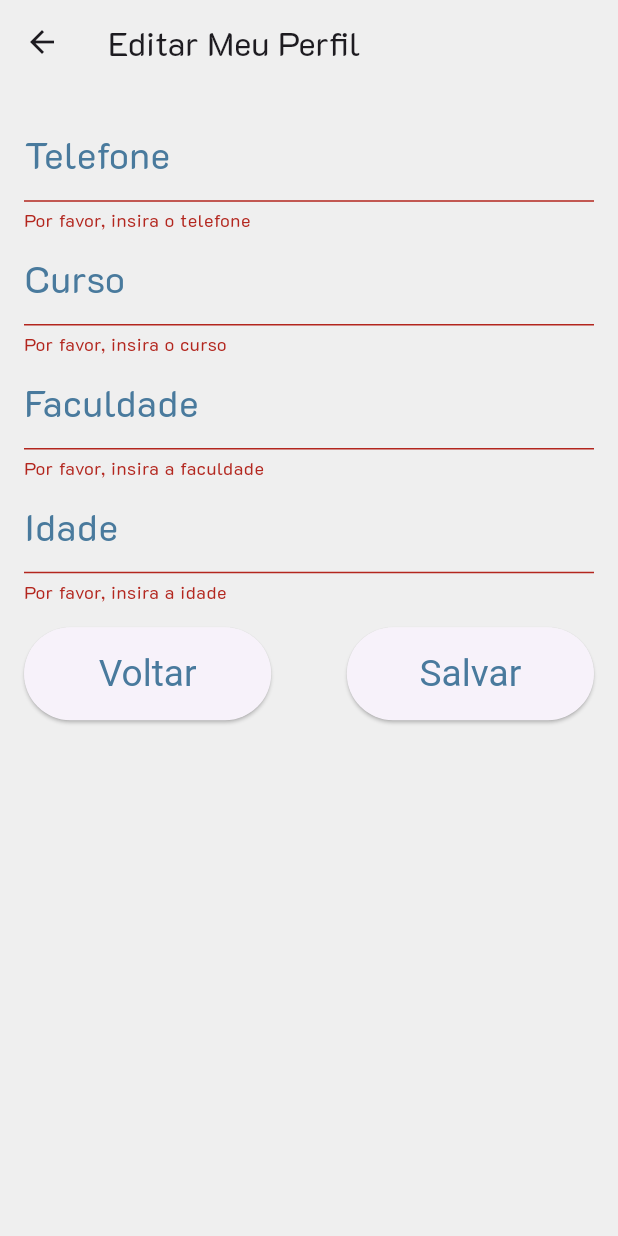
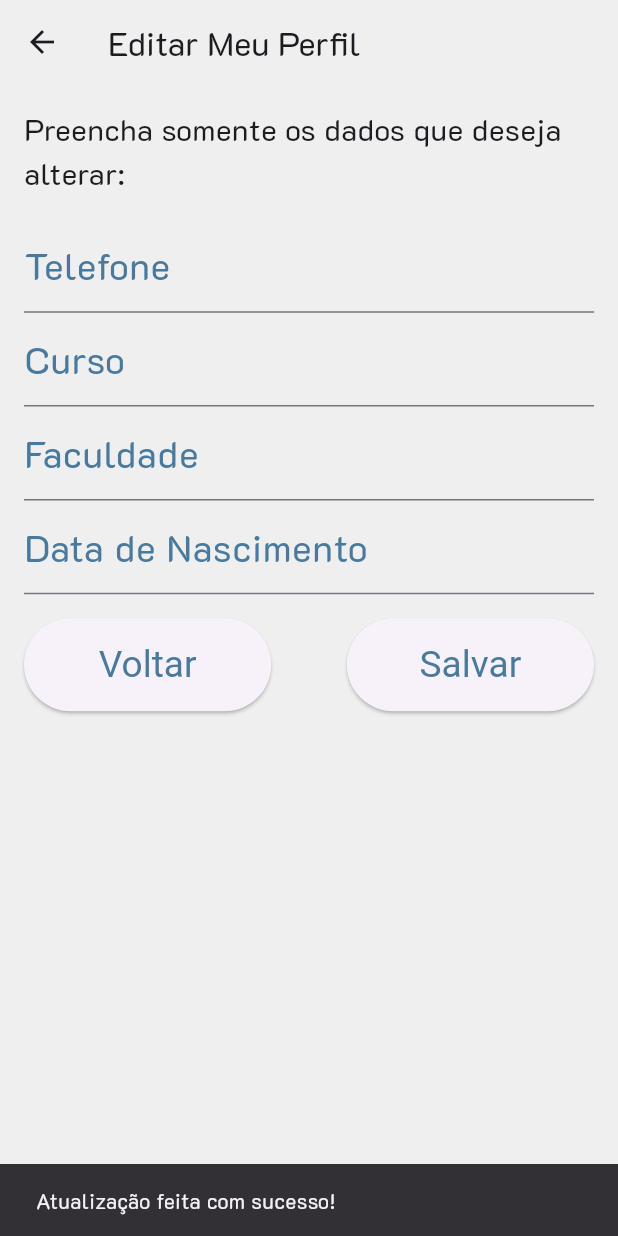
Before and after one commit to pedroaugustosgs/Rate.io, a Flutter app: the EditarPerfilMoradorScreen screen opened by its route, after a tap on "Salvar", on a phone screen of 412 x 824 dp. Run offline on Flutter 3.47's test engine with Material 3 defaults, Android fonts, the phone set to English and light mode, and no system bars; our stand-ins replace cloud_firestore, firebase_auth, firebase_core, flutter_masked_text2, flutter_rating_bar, google_fonts and 1 more; missing offline and left inert: dart:ffi; accounts and stored records are empty.

Commit message:
Funcionamento da tela 'editarMeuPerfil'

```diff
--- a/rate_io/lib/editarMeuPerfilScreen.dart
+++ b/rate_io/lib/editarMeuPerfilScreen.dart
@@ -1,4 +1,10 @@
+import 'package:cloud_firestore/cloud_firestore.dart';
 import 'package:flutter/material.dart';
+import 'package:flutter_masked_text2/flutter_masked_text2.dart';
+import 'package:intl/intl.dart';
+import 'package:provider/provider.dart';
+import 'package:rate_io/classes/morador.dart';
+import 'package:rate_io/classes/moradorProvider.dart';
 
 class EditarPerfilMoradorScreen extends StatefulWidget {
   @override
@@ -7,16 +13,58 @@ class EditarPerfilMoradorScreen extends StatefulWidget {
 
 class _EditarPerfilMoradorScreenState extends State<EditarPerfilMoradorScreen> {
   final _formKey = GlobalKey<FormState>();
-  String? _telefone;
-  String? _curso;
-  String? _faculdade;
-  int? _idade;
+  final TextEditingController _telefoneController = TextEditingController();
+  final TextEditingController _cursoController = TextEditingController();
+  final TextEditingController _faculdadeController = TextEditingController();
+  final MaskedTextController _nascimentoController =
+      MaskedTextController(mask: '00/00/0000');
+  String errorMessage = '';
 
-  void _salvarDados() {
-    if (_formKey.currentState!.validate()) {
-      _formKey.currentState!.save();
-      // Função para salvar os dados alterados
-      // Adicione aqui a lógica para salvar os dados
+  void _salvarDados() async {
+    DateTime? dataNascimento;
+    setState(() {
+      errorMessage = '';
+    });
+
+    try {
+      if(_nascimentoController.text.isNotEmpty)
+        dataNascimento = DateFormat('dd/MM/yyyy').parse(_nascimentoController.text);
+    } catch (e) {
+      print("Erro ao converter data: $e");
+      return;
+    }
+
+    Morador? meuPerfil = Provider.of<MoradorProvider>(context, listen: false).morador;
+    if (meuPerfil == null) {
+      setState(() {
+        errorMessage = 'Perfil não identificado. Por favor, faça login novamente.';
+      });
+      return;
+    }
+
+    Map<String, dynamic> updates = {};
+    try {
+      if (_telefoneController.text.isNotEmpty) {
+        updates['telefone'] = _telefoneController.text;
+      }
+      if (_faculdadeController.text.isNotEmpty) {
+        updates['faculdade'] = _faculdadeController.text;
+      }
+      if (_cursoController.text.isNotEmpty) {
+        updates['curso'] = _cursoController.text;
+      }
+      if (dataNascimento != null) {
+        updates['dataNascimento'] = dataNascimento;
+      }
+
+      if (updates.isNotEmpty) {
+        await FirebaseFirestore.instance
+            .collection('moradores')
+            .doc(meuPerfil.id)
+            .update(updates);
+      }
+    } catch (e) {
+      print("Erro ao salvar usuário: $e");
     }
   }
 
@@ -33,58 +81,33 @@ class _EditarPerfilMoradorScreenState extends State<EditarPerfilMoradorScreen> {
           child: Column(
             crossAxisAlignment: CrossAxisAlignment.start,
             children: <Widget>[
+              Text(
+                "Preencha somente os dados que deseja alterar:",
+                style: TextStyle(
+                  fontSize: 20
+                ),
+              ),
+              SizedBox(height: 16.0),
               TextFormField(
                 decoration: InputDecoration(labelText: 'Telefone'),
                 keyboardType: TextInputType.phone,
-                onSaved: (value) {
-                  _telefone = value;
-                },
-                validator: (value) {
-                  if (value == null || value.isEmpty) {
-                    return 'Por favor, insira o telefone';
-                  }
-                  return null;
-                },
+                controller: _telefoneController,
               ),
               TextFormField(
                 decoration: InputDecoration(labelText: 'Curso'),
-                onSaved: (value) {
-                  _curso = value;
-                },
-                validator: (value) {
-                  if (value == null || value.isEmpty) {
-                    return 'Por favor, insira o curso';
-                  }
-                  return null;
-                },
+                controller: _cursoController,
               ),
               TextFormField(
                 decoration: InputDecoration(labelText: 'Faculdade'),
-                onSaved: (value) {
-                  _faculdade = value;
-                },
-                validator: (value) {
-                  if (value == null || value.isEmpty) {
-                    return 'Por favor, insira a faculdade';
-                  }
-                  return null;
-                },
+                controller: _faculdadeController,
               ),
               TextFormField(
-                decoration: InputDecoration(labelText: 'Idade'),
-                keyboardType: TextInputType.number,
-                onSaved: (value) {
-                  _idade = int.tryParse(value!);
-                },
-                validator: (value) {
-                  if (value == null || value.isEmpty) {
-                    return 'Por favor, insira a idade';
-                  }
-                  if (int.tryParse(value) == null) {
-                    return 'Por favor, insira um número válido';
-                  }
-                  return null;
-                },
+                keyboardType: TextInputType.datetime,
+                controller: _nascimentoController,
+                decoration: InputDecoration(
+                        labelText: 'Data de Nascimento',
+                        hintText: 'dd/MM/yyyy',
+                      ),
               ),
               SizedBox(height: 16.0),
               Row(
@@ -97,7 +120,18 @@ class _EditarPerfilMoradorScreenState extends State<EditarPerfilMoradorScreen> {
                     child: Text('Voltar'),
                   ),
                   ElevatedButton(
-                    onPressed: _salvarDados,
+                    onPressed: () async {
+                      _salvarDados();
+                      ScaffoldMessenger.of(context).showSnackBar(
+                        SnackBar(
+                          content: Text('Atualização feita com sucesso!'),
+                          duration: Duration(seconds: 2),
+                        ),
+                      );
+                      Future.delayed(Duration(seconds: 2), () {
+                        Navigator.of(context).pop();
+                      });
+                    },
                     child: Text('Salvar'),
                   ),
                 ],
--- a/rate_io/lib/initialScreen.dart
+++ b/rate_io/lib/initialScreen.dart
@@ -47,7 +47,7 @@ class _InitialScreenState extends State<InitialScreen> // fazendo a classe herda
   Widget build(BuildContext context) {
     final mediaQuery = MediaQuery.of(context);
     final screenWidth = mediaQuery.size.width;
-    final screenHeight = mediaQuery.size.height;
+    //final screenHeight = mediaQuery.size.height;
 
     return Scaffold(
       body: Center(
--- a/rate_io/lib/registerScreen.dart
+++ b/rate_io/lib/registerScreen.dart
@@ -1,10 +1,9 @@
-import 'package:firebase_messaging/firebase_messaging.dart';
 import 'package:flutter/material.dart';
 import 'package:rate_io/classes/sexo.dart';
-import 'routes.dart'; // Importa o arquivo de rotas
+import 'routes.dart';
 import 'package:flutter_masked_text2/flutter_masked_text2.dart';
 import 'classes/morador.dart';
-import 'package:intl/intl.dart'; // Certifique-se de importar esta biblioteca
+import 'package:intl/intl.dart';
 import 'package:cloud_firestore/cloud_firestore.dart';
 import 'package:firebase_auth/firebase_auth.dart';
 
@@ -31,11 +30,8 @@ class _RegisterPage extends State<RegisterPage> {
   final MaskedTextController _idadeController =
       MaskedTextController(mask: '00/00/0000');
   String _selectedOption =
-      'Indefinido'; // COISA DE TCHOLA SÓ COLOQUEI POR QUE PRECISAVA DE UM VALOR INCIAL
+      'Indefinido';
   Sexo opcaoDeMacho = Sexo.naoInformado;
-  // E EU IA PARECER MACHISTA SE COLOCAR HOMEM PRIMEIRO , SE COLOCAR
-  // FEMININO VAI TER IDIOTA ERRANDO INFERNO
-  // A GAYLANDIA ME VENCEU DESSA VEZ
   String errorMessage = '';
   String newValue = '';
 
@@ -94,7 +90,6 @@ class _RegisterPage extends State<RegisterPage> {
       dataNascimento = DateFormat('dd/MM/yyyy').parse(_idadeController.text);
     } catch (e) {
       print("Erro ao converter data: $e");
-      // Você pode querer mostrar um erro ao usuário aqui
       return;
     }
 
@@ -105,7 +100,6 @@ if (_passwordController.text.length < 6) {
   print("Error: Senha curta - ${_passwordController.text.length} caracteres");
   return;
 }
-    // Colete os dados do formulário
     String nome = _nameController.text;
     String email = _emailController.text;
     String telefone = _telefoneController.text;
@@ -113,7 +107,6 @@ if (_passwordController.text.length < 6) {
     String curso = _cursoController.text;
     Sexo sexo = opcaoDeMacho;
 
-    // Crie um novo usuário
     Morador newUser = Morador(
         nome: nome,
         email: email,
@@ -125,34 +118,28 @@ if (_passwordController.text.length < 6) {
 
     FirebaseFirestore.instance.collection('moradores');
     try {
-      // Crie o usuário no Firebase Authentication
       UserCredential userCredential =
           await FirebaseAuth.instance.createUserWithEmailAndPassword(
         email: email,
         password:
-            _passwordController.text, // Use a senha do controlador de senha
+            _passwordController.text,
       );
-      // Obtenha o ID do usuário
       String userId = userCredential.user!.uid;
       newUser.id = userId;
-
-      // Obter o token do dispositivo
 
 
 
       CollectionReference usersCollection =
           FirebaseFirestore.instance.collection('moradores');
 
-      // Adicione o usuário na coleção do Firestore
       await usersCollection
           .doc(userId)
-          .set(newUser.toMap()); // Salve os dados do usuário
+          .set(newUser.toMap());
 
 
       Navigator.of(context).pushReplacementNamed('/');
     } catch (e) {
       print("Erro ao salvar usuário: $e");
-      // Você pode querer lidar com erros aqui
     }
 
   }
```
